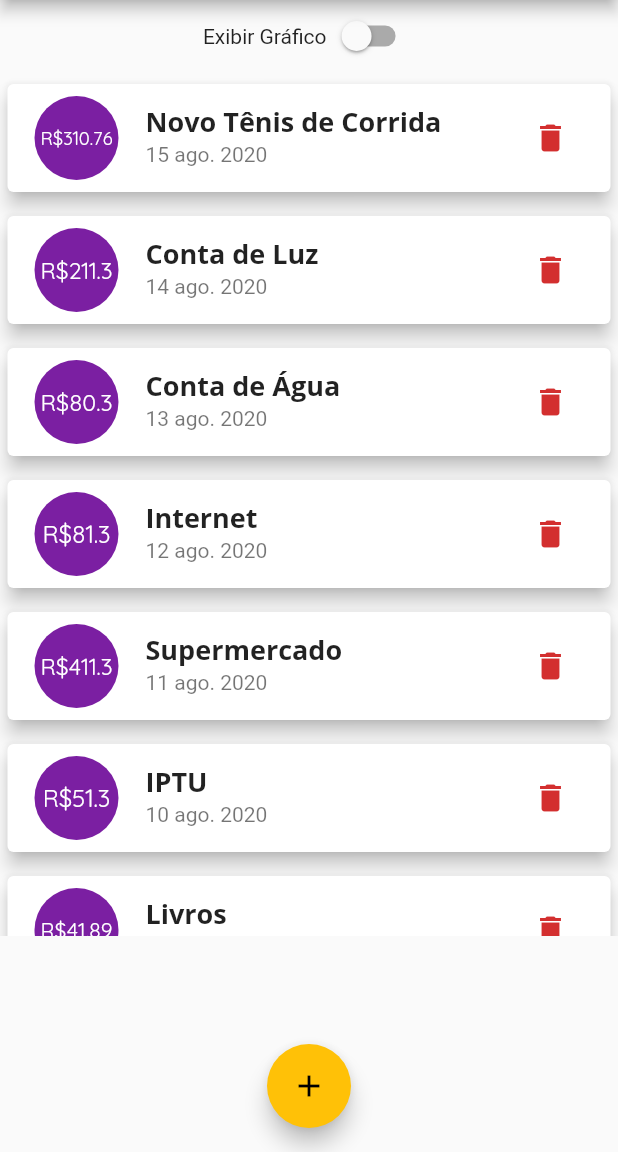
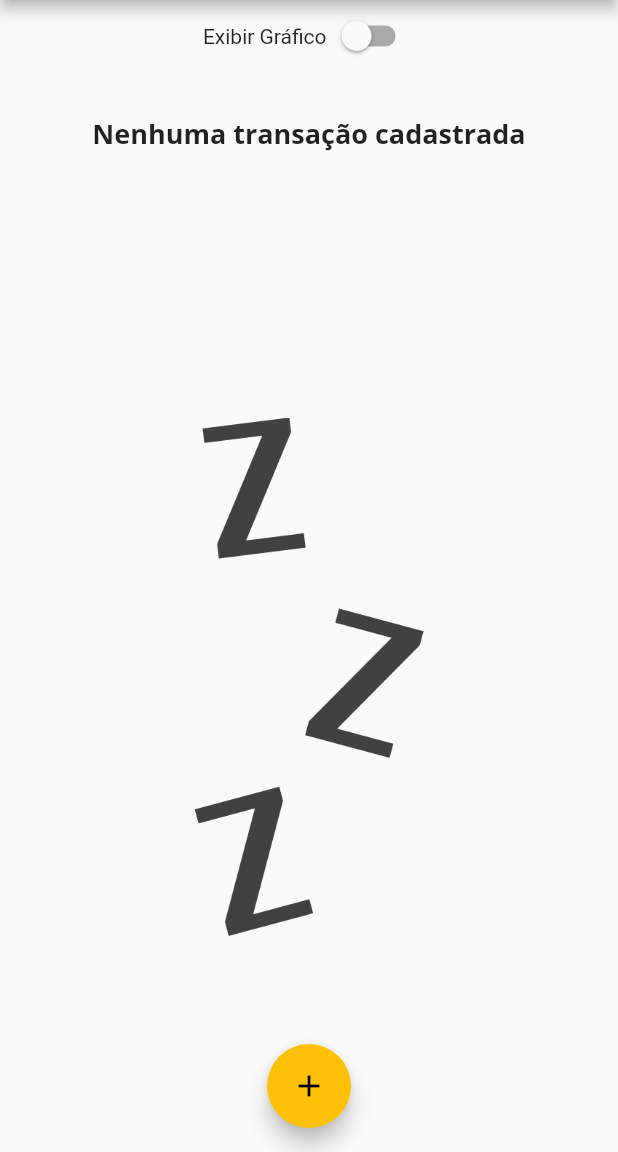
Before and after one commit to luizhp/udemy-cod3rs-flutter, a Flutter app: the screen it shows after launch, on a phone screen of 412 x 824 dp, the part 84-1236 px from its top. Run offline on Flutter 3.47's test engine with Material 2 defaults, Android fonts, the phone set to English and light mode, and no system bars.

Commit message:
aula 133 - Modo Paisagem #02

```diff
--- a/examples/curso_flutter/expenses/lib/components/transaction_list.dart
+++ b/examples/curso_flutter/expenses/lib/components/transaction_list.dart
@@ -11,22 +11,29 @@ class TransactionList extends StatelessWidget {
   @override
   Widget build(BuildContext context) {
     return transactions.isEmpty
-        ? Column(
+        ? LayoutBuilder(
+            builder: (ctx, constraints) {
+              return Column(
                 children: <Widget>[
-              SizedBox(height: 20),
-              Text(
+                  SizedBox(height: constraints.maxHeight * 0.05),
+                  Container(
+                    height: constraints.maxHeight * 0.3,
+                    child: Text(
                       'Nenhuma transação cadastrada',
                       style: Theme.of(context).textTheme.headline6,
                     ),
-              SizedBox(height: 20),
+                  ),
+                  SizedBox(height: constraints.maxHeight * 0.05),
                   Container(
-                height: 200,
+                    height: constraints.maxHeight * 0.6,
                     child: Image.asset(
                       'assets/images/waiting.png',
                       fit: BoxFit.cover,
                     ),
                   )
                 ],
+              );
+            },
           )
         : ListView.builder(
             itemCount: transactions.length,
--- a/examples/curso_flutter/expenses/lib/main.dart
+++ b/examples/curso_flutter/expenses/lib/main.dart
@@ -54,66 +54,66 @@ class MyHomePage extends StatefulWidget {
 
 class _MyHomePageState extends State<MyHomePage> {
   final _transactions = <Transaction>[
-    Transaction(
-      id: 't1',
-      title: 'Novo Tênis de Corrida',
-      value: 310.76,
-      date: DateTime.now().subtract(Duration(days: 1)),
-    ),
-    Transaction(
-      id: 't2',
-      title: 'Conta de Luz',
-      value: 211.30,
-      date: DateTime.now().subtract(Duration(days: 2)),
-    ),
-    Transaction(
-      id: 't3',
-      title: 'Conta de Água',
-      value: 80.30,
-      date: DateTime.now().subtract(Duration(days: 3)),
-    ),
-    Transaction(
-      id: 't4',
-      title: 'Internet',
-      value: 81.30,
-      date: DateTime.now().subtract(Duration(days: 4)),
-    ),
-    Transaction(
-      id: 't6',
-      title: 'Supermercado',
-      value: 411.30,
-      date: DateTime.now().subtract(Duration(days: 5)),
-    ),
-    Transaction(
-      id: 't5',
-      title: 'IPTU',
-      value: 51.30,
-      date: DateTime.now().subtract(Duration(days: 6)),
-    ),
-    Transaction(
-      id: 't7',
-      title: 'Livros',
-      value: 41.89,
-      date: DateTime.now().subtract(Duration(days: 7)),
-    ),
-    Transaction(
-      id: 't8',
-      title: 'Pedágio',
-      value: 21.0,
-      date: DateTime.now().subtract(Duration(days: 8)),
-    ),
-    Transaction(
-      id: 't9',
-      title: 'Combustível',
-      value: 110.30,
-      date: DateTime.now().subtract(Duration(days: 9)),
-    ),
-    Transaction(
-      id: 't10',
-      title: 'Celular',
-      value: 65.30,
-      date: DateTime.now().subtract(Duration(days: 10)),
-    ),
+    // Transaction(
+    //   id: 't1',
+    //   title: 'Novo Tênis de Corrida',
+    //   value: 310.76,
+    //   date: DateTime.now().subtract(Duration(days: 1)),
+    // ),
+    // Transaction(
+    //   id: 't2',
+    //   title: 'Conta de Luz',
+    //   value: 211.30,
+    //   date: DateTime.now().subtract(Duration(days: 2)),
+    // ),
+    // Transaction(
+    //   id: 't3',
+    //   title: 'Conta de Água',
+    //   value: 80.30,
+    //   date: DateTime.now().subtract(Duration(days: 3)),
+    // ),
+    // Transaction(
+    //   id: 't4',
+    //   title: 'Internet',
+    //   value: 81.30,
+    //   date: DateTime.now().subtract(Duration(days: 4)),
+    // ),
+    // Transaction(
+    //   id: 't6',
+    //   title: 'Supermercado',
+    //   value: 411.30,
+    //   date: DateTime.now().subtract(Duration(days: 5)),
+    // ),
+    // Transaction(
+    //   id: 't5',
+    //   title: 'IPTU',
+    //   value: 51.30,
+    //   date: DateTime.now().subtract(Duration(days: 6)),
+    // ),
+    // Transaction(
+    //   id: 't7',
+    //   title: 'Livros',
+    //   value: 41.89,
+    //   date: DateTime.now().subtract(Duration(days: 7)),
+    // ),
+    // Transaction(
+    //   id: 't8',
+    //   title: 'Pedágio',
+    //   value: 21.0,
+    //   date: DateTime.now().subtract(Duration(days: 8)),
+    // ),
+    // Transaction(
+    //   id: 't9',
+    //   title: 'Combustível',
+    //   value: 110.30,
+    //   date: DateTime.now().subtract(Duration(days: 9)),
+    // ),
+    // Transaction(
+    //   id: 't10',
+    //   title: 'Celular',
+    //   value: 65.30,
+    //   date: DateTime.now().subtract(Duration(days: 10)),
+    // ),
   ];
 
   bool _showChart = false;
```
Lines whose indentation alone changed are shown as unchanged.
